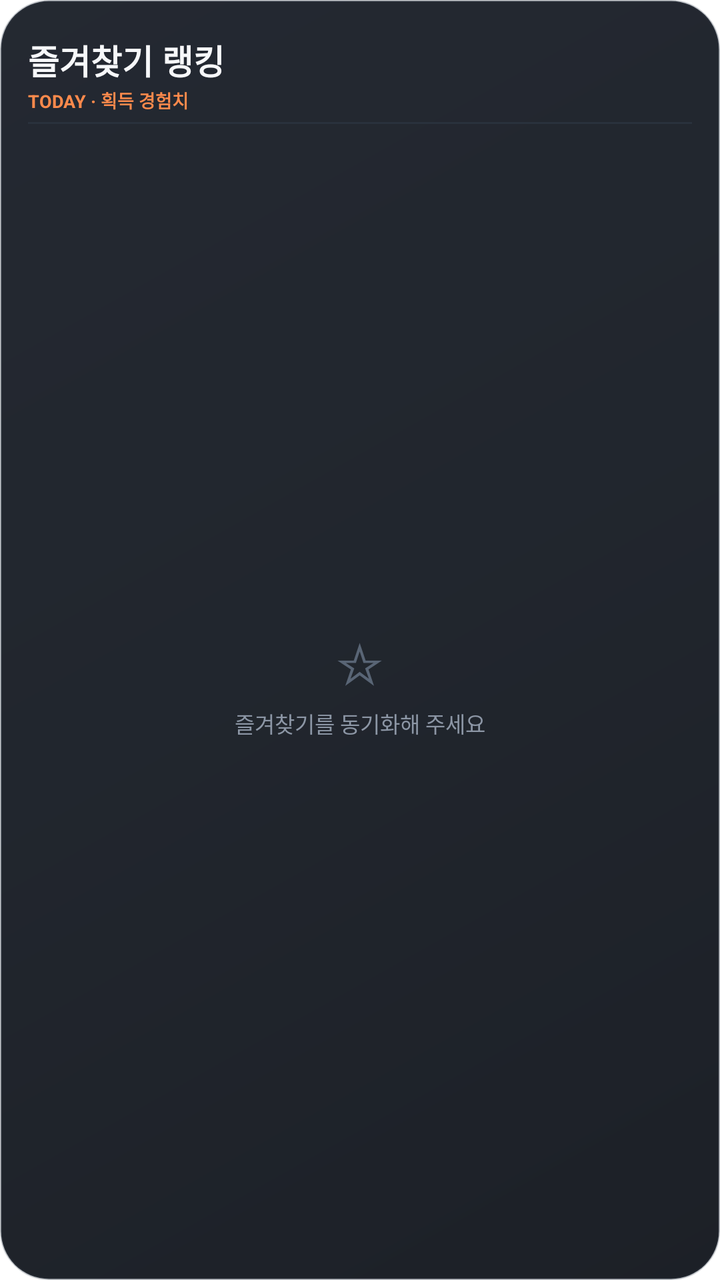
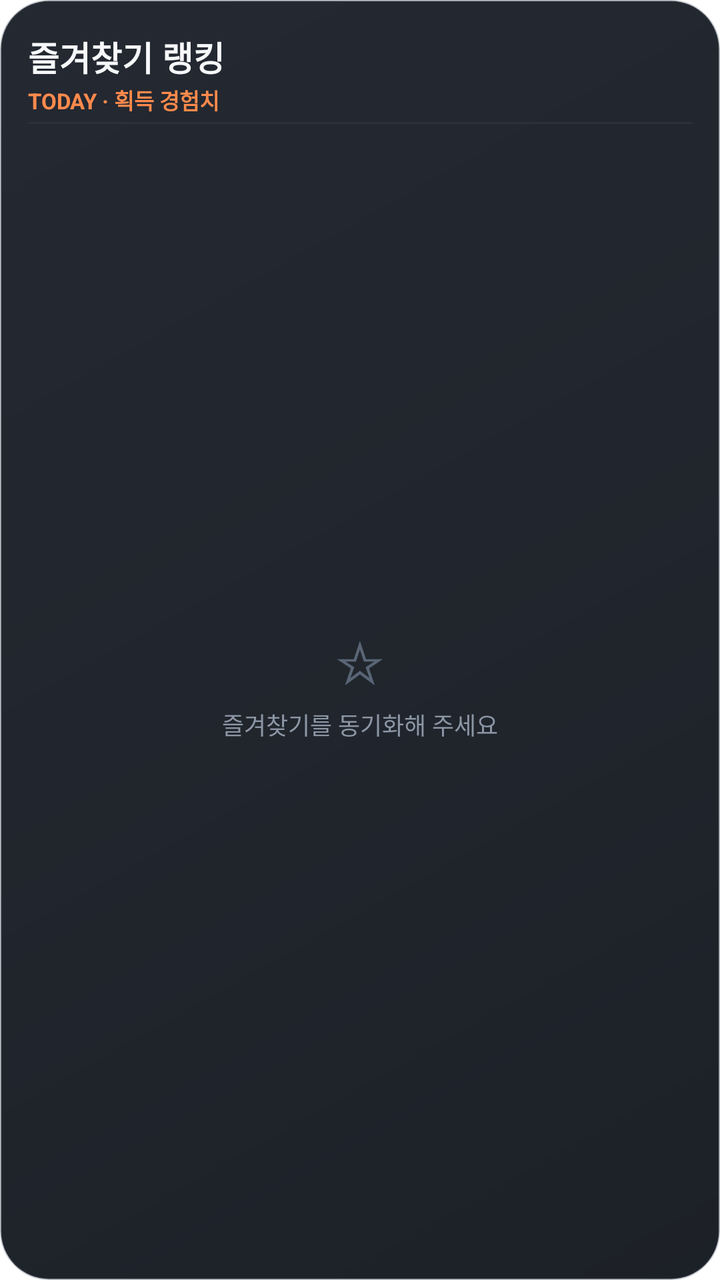

The first picture is an Android layout as it rendered before a commit; the second is the same layout after the commit. The layout source and the unified diff follow.
<!-- AndroidManifest.xml: application theme Theme.maple_guild_tracker -->
<!-- res/layout/widget_favorite_ranking.xml -->
<?xml version="1.0" encoding="utf-8"?>
<LinearLayout xmlns:android="http://schemas.android.com/apk/res/android"
    android:id="@+id/favorite_widget_root"
    android:layout_width="match_parent"
    android:layout_height="match_parent"
    android:background="@drawable/maple_widget_background"
    android:orientation="vertical">

    <LinearLayout
        android:id="@+id/favorite_header"
        android:layout_width="match_parent"
        android:layout_height="48dp"
        android:gravity="center_vertical"
        android:orientation="horizontal">
        <LinearLayout android:layout_width="0dp" android:layout_height="wrap_content" android:layout_weight="1" android:orientation="vertical">
            <TextView android:layout_width="wrap_content" android:layout_height="wrap_content" android:text="즐겨찾기 랭킹" android:textColor="#F7F8FA" android:textSize="17sp" android:textStyle="bold" />
            <TextView android:layout_width="wrap_content" android:layout_height="wrap_content" android:layout_marginTop="1dp" android:text="TODAY · 획득 경험치" android:textColor="#FF8A4C" android:textSize="9sp" android:textStyle="bold" />
        </LinearLayout>
    </LinearLayout>

    <TextView android:layout_width="match_parent" android:layout_height="1dp" android:background="#29313C" />

    <FrameLayout android:layout_width="match_parent" android:layout_height="0dp" android:layout_marginTop="8dp" android:layout_weight="1">
        <ListView
            android:id="@+id/favorite_list"
            android:layout_width="match_parent"
            android:layout_height="match_parent"
            android:clipToPadding="false"
            android:divider="@android:color/transparent"
            android:dividerHeight="6dp"
            android:overScrollMode="never"
            android:scrollbars="vertical" />
        <LinearLayout android:id="@+id/favorite_empty" android:layout_width="match_parent" android:layout_height="match_parent" android:gravity="center" android:orientation="vertical">
            <TextView android:layout_width="wrap_content" android:layout_height="wrap_content" android:text="☆" android:textColor="#596575" android:textSize="28sp" />
            <TextView android:layout_width="wrap_content" android:layout_height="wrap_content" android:layout_marginTop="4dp" android:text="즐겨찾기를 동기화해 주세요" android:textColor="#8C96A5" android:textSize="11sp" />
        </LinearLayout>
    </FrameLayout>

    <TextView android:id="@+id/favorite_updated" android:layout_width="match_parent" android:layout_height="18dp" android:gravity="end|bottom" android:maxLines="1" android:textColor="#657080" android:textSize="8sp" />
</LinearLayout>
<!-- resources referenced by this layout -->
<resources>
  <!-- drawable maple_widget_background (drawable) -->
  <?xml version="1.0" encoding="utf-8"?>
  <shape xmlns:android="http://schemas.android.com/apk/res/android" android:shape="rectangle">
      <gradient android:angle="315" android:startColor="#F51B2029" android:centerColor="#F5181D25" android:endColor="#F513171E" />
      <stroke android:width="1dp" android:color="#4A45505F" />
      <corners android:radius="24dp" />
      <padding android:left="14dp" android:top="13dp" android:right="14dp" android:bottom="11dp" />
  </shape>
  <style name="Theme.maple_guild_tracker" parent="Theme.MaterialComponents.DayNight.NoActionBar">
          
      </style>
</resources>

<!-- the commit's change to res/layout/widget_favorite_ranking.xml (unified diff, before → after) -->
@@ -14,7 +14,7 @@
         android:orientation="horizontal">
         <LinearLayout android:layout_width="0dp" android:layout_height="wrap_content" android:layout_weight="1" android:orientation="vertical">
             <TextView android:layout_width="wrap_content" android:layout_height="wrap_content" android:text="즐겨찾기 랭킹" android:textColor="#F7F8FA" android:textSize="17sp" android:textStyle="bold" />
-            <TextView android:layout_width="wrap_content" android:layout_height="wrap_content" android:layout_marginTop="1dp" android:text="TODAY · 획득 경험치" android:textColor="#FF8A4C" android:textSize="9sp" android:textStyle="bold" />
+            <TextView android:layout_width="wrap_content" android:layout_height="wrap_content" android:layout_marginTop="1dp" android:text="TODAY · 획득 경험치" android:textColor="#FF8A4C" android:textSize="11sp" android:textStyle="bold" />
         </LinearLayout>
     </LinearLayout>
 
@@ -31,10 +31,10 @@
             android:overScrollMode="never"
             android:scrollbars="vertical" />
         <LinearLayout android:id="@+id/favorite_empty" android:layout_width="match_parent" android:layout_height="match_parent" android:gravity="center" android:orientation="vertical">
-            <TextView android:layout_width="wrap_content" android:layout_height="wrap_content" android:text="☆" android:textColor="#596575" android:textSize="28sp" />
-            <TextView android:layout_width="wrap_content" android:layout_height="wrap_content" android:layout_marginTop="4dp" android:text="즐겨찾기를 동기화해 주세요" android:textColor="#8C96A5" android:textSize="11sp" />
+            <TextView android:layout_width="wrap_content" android:layout_height="wrap_content" android:text="☆" android:textColor="#596575" android:textSize="29sp" />
+            <TextView android:layout_width="wrap_content" android:layout_height="wrap_content" android:layout_marginTop="4dp" android:text="즐겨찾기를 동기화해 주세요" android:textColor="#8C96A5" android:textSize="12sp" />
         </LinearLayout>
     </FrameLayout>
 
-    <TextView android:id="@+id/favorite_updated" android:layout_width="match_parent" android:layout_height="18dp" android:gravity="end|bottom" android:maxLines="1" android:textColor="#657080" android:textSize="8sp" />
+    <TextView android:id="@+id/favorite_updated" android:layout_width="match_parent" android:layout_height="18dp" android:gravity="end|bottom" android:maxLines="1" android:textColor="#657080" android:textSize="9sp" />
 </LinearLayout>
